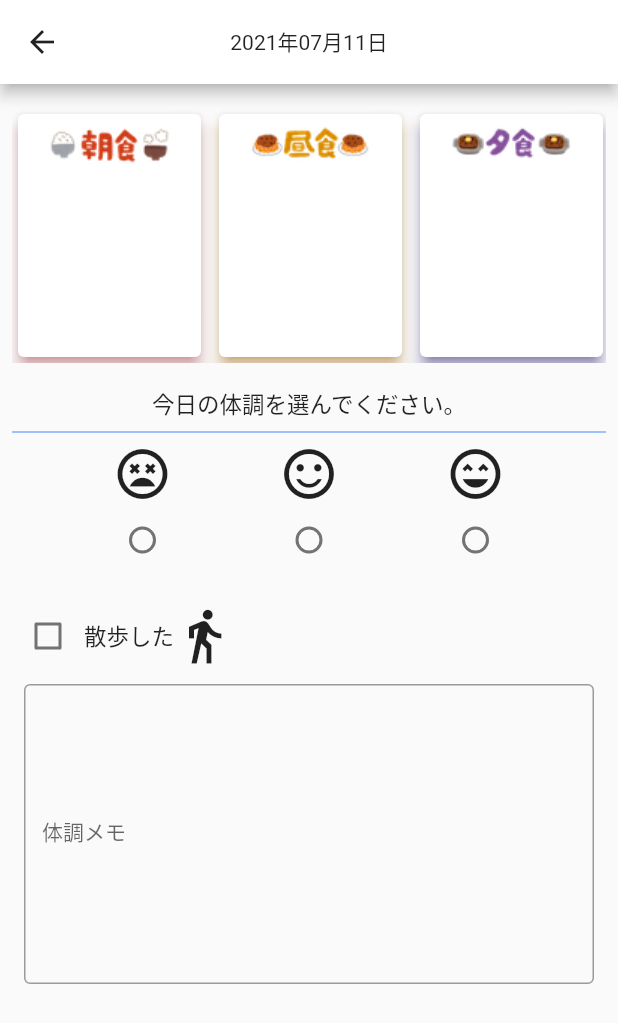
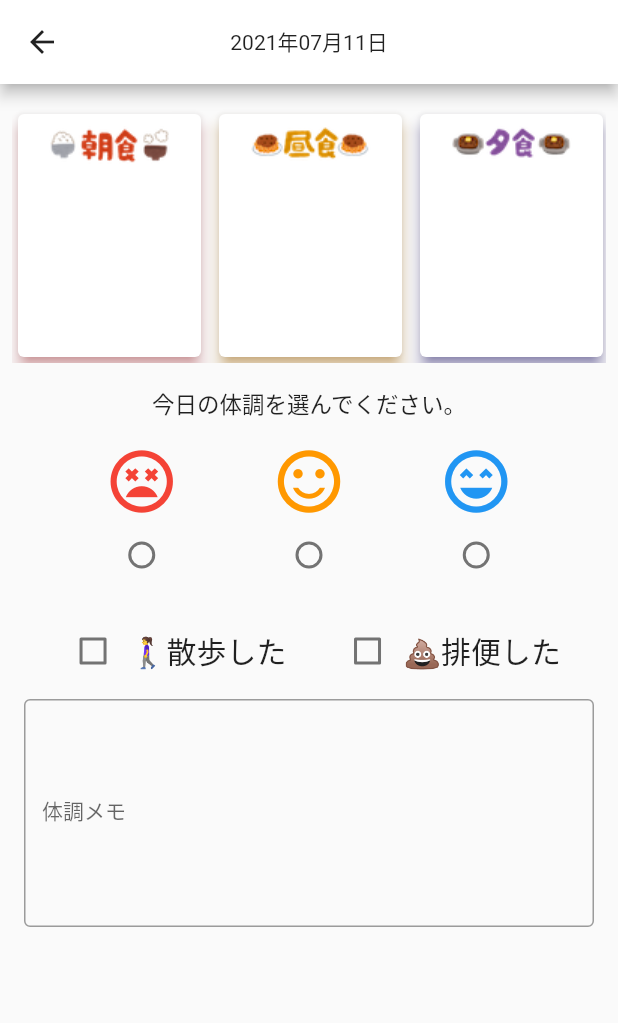
Before and after one commit to hotdrop/simple-dyphic, a Flutter app: the screen it shows after launch, after a tap on an icon or button, on a phone screen of 412 x 824 dp. Shown: the top 1023 px of the screen. Run offline on Flutter 3.47's test engine with Material 2 defaults, Android fonts, the phone set to English and light mode, and no system bars; our stand-ins replace cloud_firestore, firebase_auth, firebase_core, firebase_crashlytics, flutter_riverpod, freezed_annotation and 7 more; accounts and stored records are empty; generated files the repository leaves out were written again.

Commit message:
レコードページを色々修正

```diff
--- a/lib/model/record.dart
+++ b/lib/model/record.dart
@@ -13,6 +13,7 @@ class Record {
     this.lunch,
     this.dinner,
     this.isWalking,
+    this.isToilet,
     this.condition,
     this.conditionMemo,
   );
@@ -22,15 +23,16 @@ class Record {
     String? breakfast,
     String? lunch,
     String? dinner,
-    bool? isWalking,
+    bool isWalking = false,
+    bool isToilet = false,
     String? condition,
     String? conditionMemo,
   }) {
-    return Record._(id, DyphicID.idToDate(id), breakfast, lunch, dinner, isWalking, condition, conditionMemo);
+    return Record._(id, DyphicID.idToDate(id), breakfast, lunch, dinner, isWalking, isToilet, condition, conditionMemo);
   }
 
   factory Record.createEmpty(DateTime idDate) {
-    return Record._(DyphicID.dateToId(idDate), idDate, null, null, null, null, null, null);
+    return Record._(DyphicID.dateToId(idDate), idDate, null, null, null, false, false, null, null);
   }
 
   final int id;
@@ -38,7 +40,8 @@ class Record {
   final String? breakfast;
   final String? lunch;
   final String? dinner;
-  final bool? isWalking;
+  final bool isWalking;
+  final bool isToilet;
   final String? condition;
   final String? conditionMemo;
 
@@ -55,12 +58,7 @@ class Record {
   }
 
   bool notRegister() {
-    return breakfast == null &&
-        lunch == null &&
-        dinner == null &&
-        isWalking == null &&
-        condition == null &&
-        conditionMemo == null;
+    return breakfast == null && lunch == null && dinner == null && condition == null && conditionMemo == null;
   }
 
   @override
@@ -71,6 +69,7 @@ class Record {
     lunch: $lunch
     dinner: $dinner
     walking: $isWalking
+    toilet: $isToilet
     condition: $condition
     conditionMemo: $conditionMemo
     ''';
--- a/lib/repository/local/entities/record_entity.dart
+++ b/lib/repository/local/entities/record_entity.dart
@@ -9,7 +9,8 @@ class RecordEntity extends HiveObject {
     this.breakfast,
     this.lunch,
     this.dinner,
-    this.isWalking,
+    this.isWalking = false,
+    this.isToilet = false,
     this.condition,
     this.conditionMemo,
   });
@@ -27,12 +28,15 @@ class RecordEntity extends HiveObject {
   final String? dinner;
 
   @HiveField(4)
-  final bool? isWalking;
+  final bool isWalking;
 
   @HiveField(5)
+  final bool isToilet;
+
+  @HiveField(6)
   final String? condition;
 
-  @HiveField(6)
+  @HiveField(7)
   final String? conditionMemo;
 
   static const String boxName = 'records';
--- a/lib/repository/local/record_dao.dart
+++ b/lib/repository/local/record_dao.dart
@@ -25,6 +25,7 @@ class _RecordDao {
               lunch: e.lunch,
               dinner: e.dinner,
               isWalking: e.isWalking,
+              isToilet: e.isToilet,
               condition: e.condition,
               conditionMemo: e.conditionMemo,
             ))
@@ -38,12 +39,12 @@ class _RecordDao {
       lunch: record.lunch,
       dinner: record.dinner,
       isWalking: record.isWalking,
+      isToilet: record.isToilet,
       condition: record.condition,
       conditionMemo: record.conditionMemo,
     );
 
     final box = await Hive.openBox<RecordEntity>(RecordEntity.boxName);
-    await box.clear();
     await box.add(entity);
   }
 
@@ -55,6 +56,7 @@ class _RecordDao {
               lunch: r.lunch,
               dinner: r.dinner,
               isWalking: r.isWalking,
+              isToilet: r.isToilet,
               condition: r.condition,
               conditionMemo: r.conditionMemo,
             ))
--- a/lib/repository/record_repository.dart
+++ b/lib/repository/record_repository.dart
@@ -12,23 +12,19 @@ class _RecordRepository {
   final Reader _read;
 
   Future<List<Record>> findAll() async {
-    final records = await _read(recordDaoProvider).findAll();
-    if (records.isNotEmpty) {
-      return records;
-    }
-
-    AppLogger.d('ローカルで保持しているレコード情報が0件のためリモートから取得します');
-    final remoteRecords = await _read(firestoreProvider).findAll();
-    AppLogger.d('リモートから取得したレコード件数: ${remoteRecords.length}');
-    await _read(recordDaoProvider).saveAll(remoteRecords);
-
-    return remoteRecords;
+    return await _read(recordDaoProvider).findAll();
   }
 
   Future<void> save(Record record) async {
     await _read(recordDaoProvider).save(record);
   }
 
+  Future<void> restore() async {
+    final remoteRecords = await _read(firestoreProvider).findAll();
+    AppLogger.d('リモートから取得したレコード件数: ${remoteRecords.length}');
+    await _read(recordDaoProvider).saveAll(remoteRecords);
+  }
+
   Future<void> backup(List<Record> records) async {
     await _read(firestoreProvider).saveAll(records);
   }
--- a/lib/res/integers.dart
+++ b/lib/res/integers.dart
@@ -1,22 +1,17 @@
 class Integers {
   Integers._({
-    required this.calendarIconSize,
-    required this.recordPageIconSize,
     required this.settingsPageIconSize,
     required this.settingsPageAccountIconSize,
   });
 
   factory Integers.init() {
     return Integers._(
-      calendarIconSize: 15,
-      recordPageIconSize: 40,
       settingsPageIconSize: 30,
       settingsPageAccountIconSize: 50,
     );
   }
 
-  final double calendarIconSize;
-  final double recordPageIconSize;
+  final double recordPageIconSize = 35;
   final double settingsPageIconSize;
   final double settingsPageAccountIconSize;
 }
--- a/lib/res/strings.dart
+++ b/lib/res/strings.dart
@@ -20,8 +20,8 @@ class Strings {
   final String recordMealDialogHint = '食事の内容(簡単に)';
 
   final String recordConditionOverview = '今日の体調を選んでください。';
-  final String recordWalkingLabel = '散歩した';
-  final String recordUncoLabel = '排便した';
+  final String recordWalkingLabel = '🚶‍♀️散歩した';
+  final String recordToileLabel = '💩排便した';
   final String recordConditionMemoTitle = '体調メモ';
   final String recordConditionMemoHint = '細かい体調はこちらに記載しましょう！';
   final String recordConditionSaveButton = '体調情報を保存する';
--- a/lib/service/firestore.dart
+++ b/lib/service/firestore.dart
@@ -16,6 +16,7 @@ class _Firestore {
   static final String _recordLunchField = 'lunch';
   static final String _recordDinnerField = 'dinner';
   static final String _recordIsWalking = 'isWalking';
+  static final String _recordIsToilet = 'isToilet';
   static final String _recordCondition = 'condition';
   static final String _recordConditionMemoField = 'conditionMemo';
 
@@ -37,6 +38,7 @@ class _Firestore {
           lunch: _getString(map, _recordLunchField),
           dinner: _getString(map, _recordDinnerField),
           isWalking: _getBool(map, _recordIsWalking),
+          isToilet: _getBool(map, _recordIsToilet),
           condition: _getString(map, _recordCondition),
           conditionMemo: _getString(map, _recordConditionMemoField),
         );
@@ -71,7 +73,8 @@ class _Firestore {
       if (record.breakfast != null) map[_recordBreakFastField] = record.breakfast;
       if (record.lunch != null) map[_recordLunchField] = record.lunch;
       if (record.dinner != null) map[_recordDinnerField] = record.dinner;
-      if (record.isWalking != null) map[_recordIsWalking] = record.isWalking;
+      map[_recordIsWalking] = record.isWalking;
+      map[_recordIsToilet] = record.isToilet;
       if (record.condition != null) map[_recordCondition] = record.condition;
       if (record.conditionMemo != null) map[_recordConditionMemoField] = record.conditionMemo;
 
--- a/lib/ui/calender/dyphic_calender.dart
+++ b/lib/ui/calender/dyphic_calender.dart
@@ -3,6 +3,7 @@ import 'package:simple_dyphic/model/dyphic_id.dart';
 import 'package:simple_dyphic/model/record.dart';
 import 'package:simple_dyphic/res/R.dart';
 import 'package:simple_dyphic/ui/calender/record/record_page.dart';
+import 'package:simple_dyphic/ui/widget/app_icon.dart';
 import 'package:table_calendar/table_calendar.dart';
 
 class DyphicCalendar extends StatefulWidget {
@@ -108,33 +109,27 @@ class _DyphicCalendarState extends State<DyphicCalendar> {
     }
 
     final record = argRecords.first;
-    // TODO 体調のアイコン
-    // if (record.typeMedical()) {
-    //   markers.add(Image.asset(
-    //     'res/images/ic_hospital.png',
-    //     width: R.res.integers.calendarIconSize,
-    //     height: R.res.integers.calendarIconSize,
-    //   ));
-    // } else {
-    //   markers.add(SizedBox(width: R.res.integers.calendarIconSize));
-    // }
+    final double calendarIconSize = 15;
 
-    // TODO 排便アイコン
-    // if (record.typeInjection()) {
-    //   markers.add(Image.asset(
-    //     'res/images/ic_inject.png',
-    //     width: R.res.integers.calendarIconSize,
-    //     height: R.res.integers.calendarIconSize,
-    //   ));
-    // } else {
-    //   markers.add(SizedBox(width: R.res.integers.calendarIconSize));
-    // }
+    // 体調アイコン
+    if (record.condition != null) {
+      markers.add(ConditionIcon(type: record.getConditionType()!, size: calendarIconSize));
+    } else {
+      markers.add(SizedBox(width: calendarIconSize));
+    }
 
-    // ウォーキングアイコン
-    if (record.isWalking ?? false) {
-      markers.add(Icon(Icons.directions_walk, size: R.res.integers.calendarIconSize, color: R.res.colors.walking));
+    // 排便マーク
+    if (record.isToilet) {
+      markers.add(SizedBox(width: calendarIconSize, child: Text('💩')));
     } else {
-      markers.add(SizedBox(width: R.res.integers.calendarIconSize));
+      markers.add(SizedBox(width: calendarIconSize));
+    }
+
+    // ウォーキングマーク
+    if (record.isWalking) {
+      markers.add(SizedBox(width: calendarIconSize, child: Text('🚶‍♀️')));
+    } else {
+      markers.add(SizedBox(width: calendarIconSize));
     }
 
     return Row(
@@ -192,7 +187,7 @@ class _DyphicCalendarState extends State<DyphicCalendar> {
       }
 
       // 散歩
-      if (_selectedRecord.isWalking ?? false) {
+      if (_selectedRecord.isWalking) {
         widgets.add(Text(R.res.strings.calenderDetailWalkingLabel, style: TextStyle(color: R.res.colors.walking)));
         widgets.add(SizedBox(height: 8.0));
       }
--- a/lib/ui/calender/record/record_page.dart
+++ b/lib/ui/calender/record/record_page.dart
@@ -1,13 +1,10 @@
 import 'package:flutter/material.dart';
 import 'package:flutter_riverpod/flutter_riverpod.dart';
-import 'package:simple_dyphic/common/app_logger.dart';
-import 'package:simple_dyphic/model/app_settings.dart';
 import 'package:simple_dyphic/model/record.dart';
 import 'package:simple_dyphic/res/R.dart';
 import 'package:simple_dyphic/ui/calender/record/record_view_model.dart';
 import 'package:simple_dyphic/ui/calender/record/widget_meal_card.dart';
 import 'package:simple_dyphic/ui/widget/app_check_box.dart';
-import 'package:simple_dyphic/ui/widget/app_icon.dart';
 import 'package:simple_dyphic/ui/widget/app_dialog.dart';
 import 'package:simple_dyphic/ui/widget/app_text_field.dart';
 import 'package:simple_dyphic/ui/widget/condition_radio_group.dart';
@@ -132,7 +129,7 @@ class RecordPage extends StatelessWidget {
       Center(
         child: Text(R.res.strings.recordConditionOverview),
       ),
-      Divider(),
+      const SizedBox(height: 16),
       ConditionRadioGroup(
         initSelectValue: _record.getConditionType(),
         onSelected: (newVal) => context.read(recordViewModelProvider).selectCondition(newVal),
@@ -142,11 +139,18 @@ class RecordPage extends StatelessWidget {
 
   Widget _viewCheckBoxes(BuildContext context) {
     return Row(
+      mainAxisAlignment: MainAxisAlignment.spaceEvenly,
       children: [
         AppCheckBox.walking(
-          initValue: _record.isWalking ?? false,
-          onChecked: (bool? isCheck) {
+          initValue: _record.isWalking,
+          onChecked: (bool isCheck) {
             context.read(recordViewModelProvider).inputIsWalking(isCheck);
+          },
+        ),
+        AppCheckBox.toilet(
+          initValue: _record.isToilet,
+          onChecked: (bool isCheck) {
+            context.read(recordViewModelProvider).inputIsToilet(isCheck);
           },
         ),
       ],
@@ -155,11 +159,11 @@ class RecordPage extends StatelessWidget {
 
   Widget _viewConditionMemo(BuildContext context) {
     return Padding(
-      padding: const EdgeInsets.all(8.0),
+      padding: const EdgeInsets.all(8),
       child: MultiLineTextField(
         label: R.res.strings.recordConditionMemoTitle,
         initValue: _record.conditionMemo,
-        limitLine: 10,
+        limitLine: 7,
         hintText: R.res.strings.recordConditionMemoHint,
         onChanged: context.read(recordViewModelProvider).inputConditionMemo,
       ),
--- a/lib/ui/calender/record/record_view_model.dart
+++ b/lib/ui/calender/record/record_view_model.dart
@@ -1,4 +1,5 @@
 import 'package:flutter_riverpod/flutter_riverpod.dart';
+import 'package:simple_dyphic/common/app_logger.dart';
 import 'package:simple_dyphic/model/dyphic_id.dart';
 import 'package:simple_dyphic/model/record.dart';
 import 'package:simple_dyphic/repository/record_repository.dart';
@@ -40,8 +41,13 @@ class _RecordViewModel extends BaseViewModel {
     _isUpdate = true;
   }
 
-  Future<void> inputIsWalking(bool? isWalking) async {
-    _inputRecord.isWalking = isWalking ?? false;
+  Future<void> inputIsWalking(bool isCheck) async {
+    _inputRecord.isWalking = isCheck;
+    _isUpdate = true;
+  }
+
+  Future<void> inputIsToilet(bool isCheck) async {
+    _inputRecord.isToilet = isCheck;
     _isUpdate = true;
   }
 
@@ -57,6 +63,7 @@ class _RecordViewModel extends BaseViewModel {
 
   Future<void> save() async {
     final record = _inputRecord.toRecord();
+    AppLogger.d('レコードを保存します。');
     await _read(recordRepositoryProvider).save(record);
   }
 }
@@ -71,6 +78,7 @@ class InputRecord {
     required this.lunch,
     required this.dinner,
     required this.isWalking,
+    required this.isToilet,
     required this.conditionType,
     required this.conditionMemo,
   });
@@ -82,7 +90,8 @@ class InputRecord {
       breakfast: record.breakfast ?? '',
       lunch: record.lunch ?? '',
       dinner: record.dinner ?? '',
-      isWalking: record.isWalking ?? false,
+      isWalking: record.isWalking,
+      isToilet: record.isToilet,
       conditionType: Condition.toType(record.condition),
       conditionMemo: record.conditionMemo ?? '',
     );
@@ -93,6 +102,7 @@ class InputRecord {
   String lunch;
   String dinner;
   bool isWalking;
+  bool isToilet;
   ConditionType? conditionType;
   String conditionMemo;
 
@@ -103,6 +113,7 @@ class InputRecord {
       lunch: lunch,
       dinner: dinner,
       isWalking: isWalking,
+      isToilet: isToilet,
       condition: Condition.toStr(conditionType),
       conditionMemo: conditionMemo,
     );
--- a/lib/ui/widget/app_check_box.dart
+++ b/lib/ui/widget/app_check_box.dart
@@ -1,6 +1,5 @@
 import 'package:flutter/material.dart';
 import 'package:simple_dyphic/res/R.dart';
-import 'package:simple_dyphic/ui/widget/app_icon.dart';
 
 class AppCheckBox extends StatefulWidget {
   AppCheckBox._(this.isWalking, this.initValue, this.onChecked);
@@ -9,7 +8,7 @@ class AppCheckBox extends StatefulWidget {
     return AppCheckBox._(true, initValue, onChecked);
   }
 
-  factory AppCheckBox.unco({required bool initValue, required Function(bool) onChecked}) {
+  factory AppCheckBox.toilet({required bool initValue, required Function(bool) onChecked}) {
     return AppCheckBox._(false, initValue, onChecked);
   }
 
@@ -46,24 +45,21 @@ class _AppCheckBoxState extends State<AppCheckBox> {
           },
         ),
         _viewLabel(),
-        _viewIcon(),
       ],
     );
   }
 
   Widget _viewLabel() {
     if (widget.isWalking) {
-      return Text(R.res.strings.recordWalkingLabel);
+      return Text(
+        R.res.strings.recordWalkingLabel,
+        style: TextStyle(fontSize: 20),
+      );
     } else {
-      return Text(R.res.strings.recordUncoLabel);
-    }
-  }
-
-  Widget _viewIcon() {
-    if (widget.isWalking) {
-      return WalkingIcon.normal();
-    } else {
-      return Text(R.res.strings.recordUncoLabel);
+      return Text(
+        R.res.strings.recordToileLabel,
+        style: TextStyle(fontSize: 20),
+      );
     }
   }
 }
--- a/lib/ui/widget/app_icon.dart
+++ b/lib/ui/widget/app_icon.dart
@@ -26,51 +26,27 @@ class ChangeThemeIcon extends StatelessWidget {
 /// 体調アイコン
 ///
 class ConditionIcon extends StatelessWidget {
-  const ConditionIcon._(this._type, this._size);
+  const ConditionIcon({required this.type, required this.size});
 
-  factory ConditionIcon.normal(ConditionType type) {
-    return ConditionIcon._(type, R.res.integers.recordPageIconSize);
-  }
-
-  factory ConditionIcon.small(ConditionType type) {
-    return ConditionIcon._(type, R.res.integers.calendarIconSize);
-  }
-
-  final ConditionType _type;
-  final double _size;
+  final ConditionType type;
+  final double size;
 
   @override
   Widget build(BuildContext context) {
     IconData icon;
-    if (_type == ConditionType.bad) {
+    Color iconColor;
+    if (type == ConditionType.bad) {
       icon = Icons.sentiment_very_dissatisfied_sharp;
-    } else if (_type == ConditionType.good) {
+      iconColor = Colors.red;
+    } else if (type == ConditionType.normal) {
+      iconColor = Colors.orange;
+      icon = Icons.sentiment_satisfied_sharp;
+    } else if (type == ConditionType.good) {
+      iconColor = Colors.blue;
       icon = Icons.sentiment_very_satisfied_sharp;
     } else {
-      icon = Icons.sentiment_satisfied_sharp;
+      throw UnimplementedError('ConditionIconにおかしなステータスが設定されています type=$type');
     }
-    return Icon(icon, size: _size);
+    return Icon(icon, color: iconColor, size: size);
   }
 }
-
-///
-/// 散歩アイコン
-///
-class WalkingIcon extends StatelessWidget {
-  const WalkingIcon._(this._size);
-
-  factory WalkingIcon.normal() {
-    return WalkingIcon._(R.res.integers.recordPageIconSize);
-  }
-
-  factory WalkingIcon.onCalendar() {
-    return WalkingIcon._(R.res.integers.calendarIconSize);
-  }
-
-  final double _size;
-
-  @override
-  Widget build(BuildContext context) {
-    return Icon(Icons.directions_walk, size: _size);
-  }
-}
--- a/lib/ui/widget/condition_radio_group.dart
+++ b/lib/ui/widget/condition_radio_group.dart
@@ -36,7 +36,7 @@ class _ConditionRadioGroupState extends State<ConditionRadioGroup> {
   Widget _typeRadio(BuildContext context, ConditionType type) {
     return Column(
       children: [
-        ConditionIcon.normal(type),
+        ConditionIcon(type: type, size: 50),
         Radio<ConditionType>(
           value: type,
           groupValue: _selectType,
```
Also changed, not shown: lib/ui/main_page.dart (+4 -3 lines).
